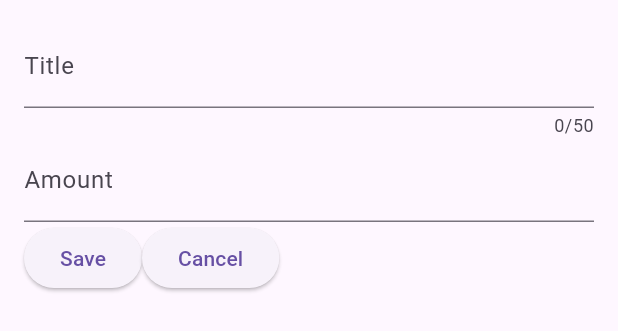
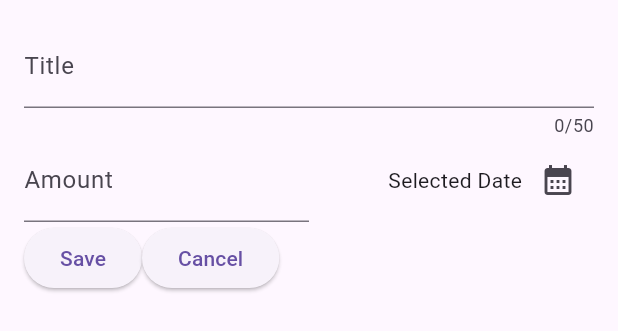
Before and after one commit to satyajeetmanu/expense_tracker, a Flutter app: the NewExpense widget shown alone on an empty page, opened directly, on a phone screen of 412 x 824 dp. Shown: the top 331 px of the screen. Run offline on Flutter 3.47's test engine with Material 2 defaults, Android fonts, the phone set to English and light mode, and no system bars.

Commit message:
added a date picker for selecting date

```diff
--- a/lib/widgets/new_expense.dart
+++ b/lib/widgets/new_expense.dart
@@ -10,6 +10,18 @@ class NewExpense extends StatefulWidget {
 class _NewExpenseState extends State<NewExpense> {
   final _titleController = TextEditingController();
   final _amountController = TextEditingController();
+
+  void _presentDatePicker() {
+    final initialDate = DateTime.now();
+    final firstDate =
+        DateTime(initialDate.year - 1, initialDate.month, initialDate.day);
+    final lastDate = DateTime.now();
+    showDatePicker(
+        context: context,
+        initialDate: initialDate,
+        firstDate: firstDate,
+        lastDate: lastDate);
+  }
 
   @override
   void dispose() {
@@ -32,13 +44,31 @@ class _NewExpenseState extends State<NewExpense> {
               label: Text('Title'),
             ),
           ),
-          TextField(
+          Row(
+            children: [
+              Expanded(
+                child: TextField(
                   controller: _amountController,
                   keyboardType: TextInputType.number,
                   decoration: const InputDecoration(
                     prefixText: 'Rs. ',
                     label: Text('Amount'),
                   ),
+                ),
+              ),
+              Expanded(
+                child: Row(
+                  mainAxisAlignment: MainAxisAlignment.end,
+                  children: [
+                    const Text('Selected Date'),
+                    IconButton(
+                      onPressed: _presentDatePicker,
+                      icon: const Icon(Icons.calendar_month),
+                    ),
+                  ],
+                ),
+              )
+            ],
           ),
           Row(
             children: [
```
Lines whose indentation alone changed are shown as unchanged.
